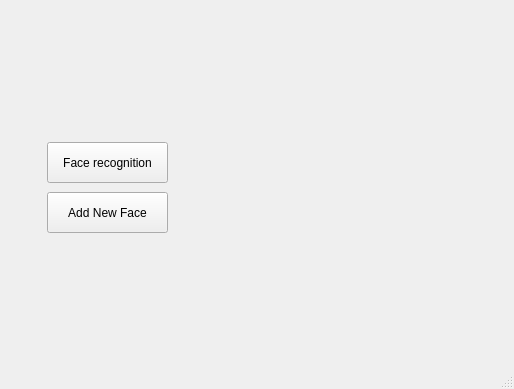
Above: mainwindow.ui from cst0601/Embedded-Face-Recognition before the change; both pictures show x 373 to 887 and y 225 to 614 of the 887 by 614 pixel window. Below: the same form after it.
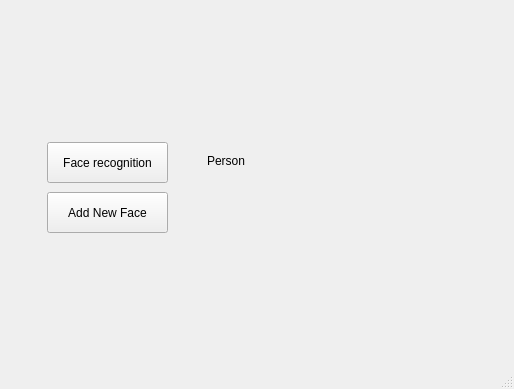
That is the form after the change.

Commit message: face recognizer

```diff
--- a/mainwindow.ui
+++ b/mainwindow.ui
@@ -144,6 +144,19 @@
      <string>Add New Face</string>
     </property>
    </widget>
+   <widget class="QLabel" name="face_index_label">
+    <property name="geometry">
+     <rect>
+      <x>580</x>
+      <y>360</y>
+      <width>67</width>
+      <height>17</height>
+     </rect>
+    </property>
+    <property name="text">
+     <string>Person</string>
+    </property>
+   </widget>
   </widget>
   <widget class="QMenuBar" name="menuBar">
    <property name="geometry">
```
Left out of the diff: 2 changed lines with no effect on the pictures. The commit also changes 8 other files.
